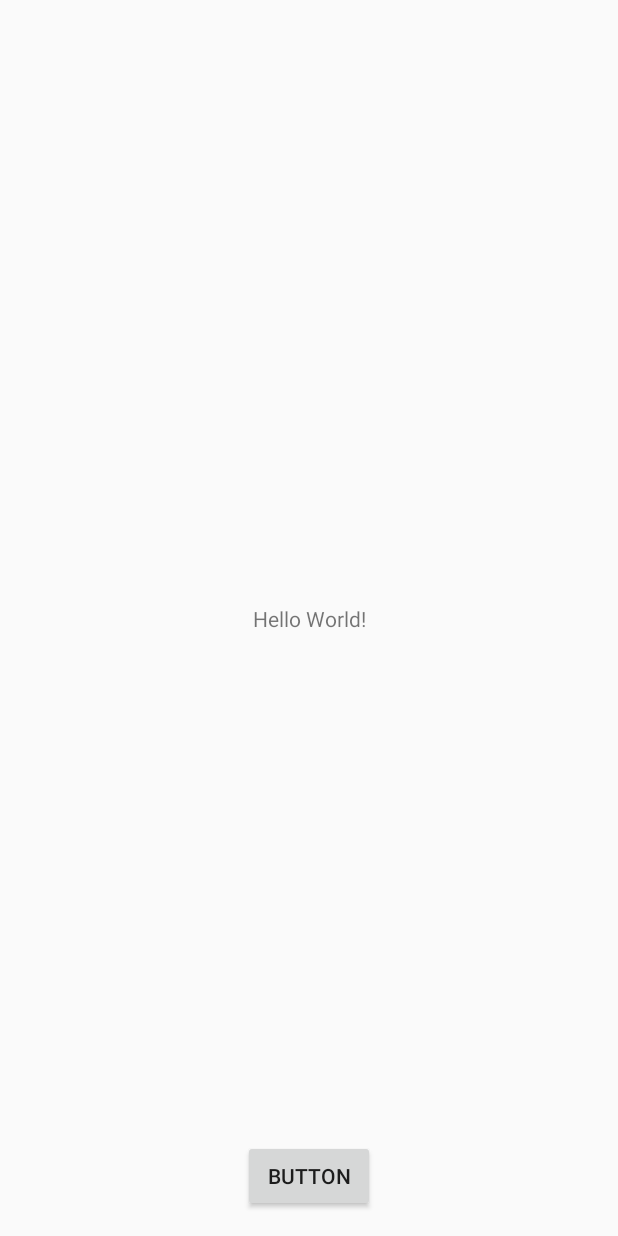
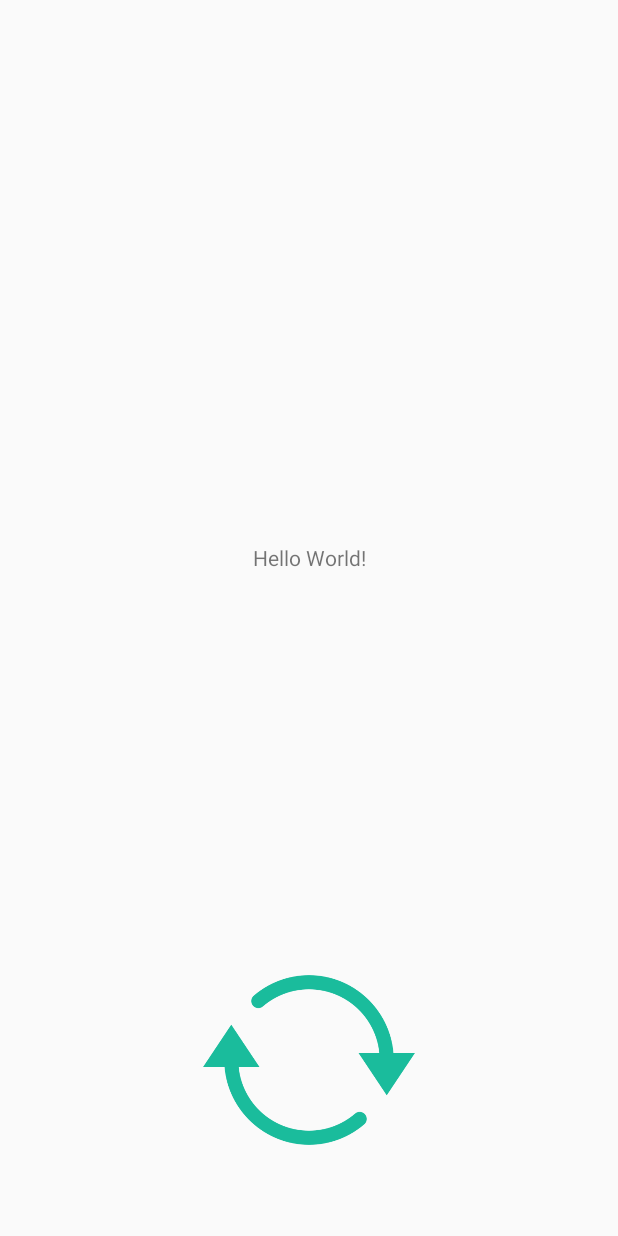
Before and after one commit to tal3898/GenerateRealityStory, an Android app: the screen it shows after launch (MainActivity), on a phone screen of 412 x 824 dp. Run offline under Robolectric (Android 15) with nearby library versions, the light colour scheme and no system bars.

Commit message:
made beautiful button

```diff
--- a/app/src/main/java/com/taban/generaterealitystory/StoryCollection.kt
+++ b/app/src/main/java/com/taban/generaterealitystory/StoryCollection.kt
@@ -5,7 +5,7 @@ import kotlin.collections.ArrayList
 
 class StoryCollection {
 
-    var stories = ArrayList(Arrays.asList("a",
+    var stories = ArrayList(Arrays.asList("I have two fathers. Since I was 10 my kids made fun of me. at the age 12, I decided to change school, and never told about my parents. I have always hidden it, and every time someone asked about them I used to change the subject. Only recently I ",
         "b",
         "c",
         "d",
--- /dev/null
+++ b/app/src/main/res/drawable/refresh_button.xml
@@ -0,0 +1,12 @@
+<?xml version="1.0" encoding="utf-8"?>
+<selector xmlns:android="http://schemas.android.com/apk/res/android">
+
+
+    <item
+        android:state_pressed="true"
+        android:drawable="@drawable/refresh_clicked" />
+
+    <item
+        android:state_pressed="false"
+        android:drawable="@drawable/refresh" />
+</selector>
--- a/app/src/main/res/layout/activity_main.xml
+++ b/app/src/main/res/layout/activity_main.xml
@@ -10,21 +10,27 @@
         android:id="@+id/storyTxt"
         android:layout_width="wrap_content"
         android:layout_height="wrap_content"
+        android:layout_marginTop="331dp"
+        android:layout_marginBottom="224dp"
         android:text="Hello World!"
-        app:layout_constraintBottom_toBottomOf="parent"
-        app:layout_constraintLeft_toLeftOf="parent"
-        app:layout_constraintRight_toRightOf="parent"
+        app:layout_constraintBottom_toTopOf="@+id/button"
+        app:layout_constraintEnd_toEndOf="parent"
+        app:layout_constraintStart_toStartOf="parent"
         app:layout_constraintTop_toTopOf="parent" />
 
     <Button
-        android:id="@+id/generateBtn"
-        android:layout_width="wrap_content"
-        android:layout_height="wrap_content"
+        android:id="@+id/button"
+        android:layout_width="141dp"
+        android:layout_height="141dp"
+        android:layout_gravity="center_vertical|center_horizontal|center"
         android:layout_marginBottom="16dp"
+        android:background="@drawable/refresh_button"
+        android:gravity="center_horizontal"
         android:onClick="showRandomStory"
-        android:text="Button"
         app:layout_constraintBottom_toBottomOf="parent"
         app:layout_constraintEnd_toEndOf="parent"
-        app:layout_constraintStart_toStartOf="parent" />
+        app:layout_constraintStart_toStartOf="parent"
+        app:layout_constraintTop_toBottomOf="@+id/storyTxt"
+        tools:ignore="MissingConstraints" />
 
 </androidx.constraintlayout.widget.ConstraintLayout>
--- a/app/src/main/res/values/colors.xml
+++ b/app/src/main/res/values/colors.xml
@@ -1,6 +1,6 @@
 <?xml version="1.0" encoding="utf-8"?>
 <resources>
-    <color name="colorPrimary">#008577</color>
-    <color name="colorPrimaryDark">#00574B</color>
+    <color name="colorPrimary">#F5F5F5</color>
+    <color name="colorPrimaryDark">#F5F5F5</color>
     <color name="colorAccent">#D81B60</color>
 </resources>
```
Also changed, not shown: app/src/main/res/drawable-v24/refresh.png (added), app/src/main/res/drawable-v24/refresh_clicked.png (added).
